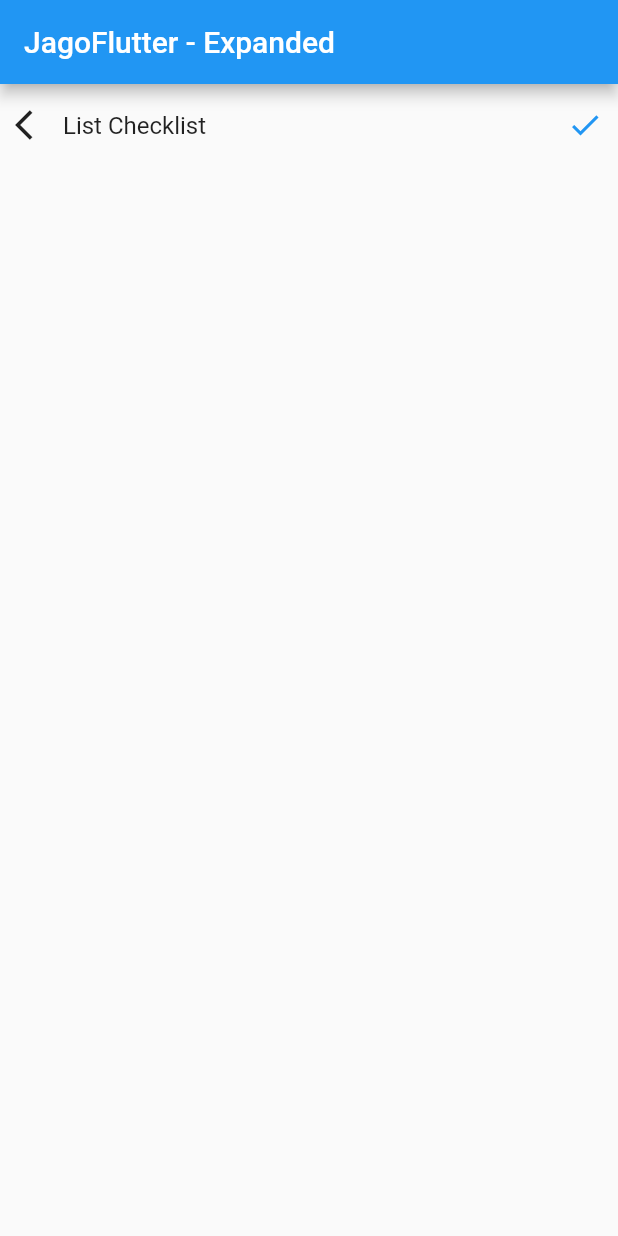
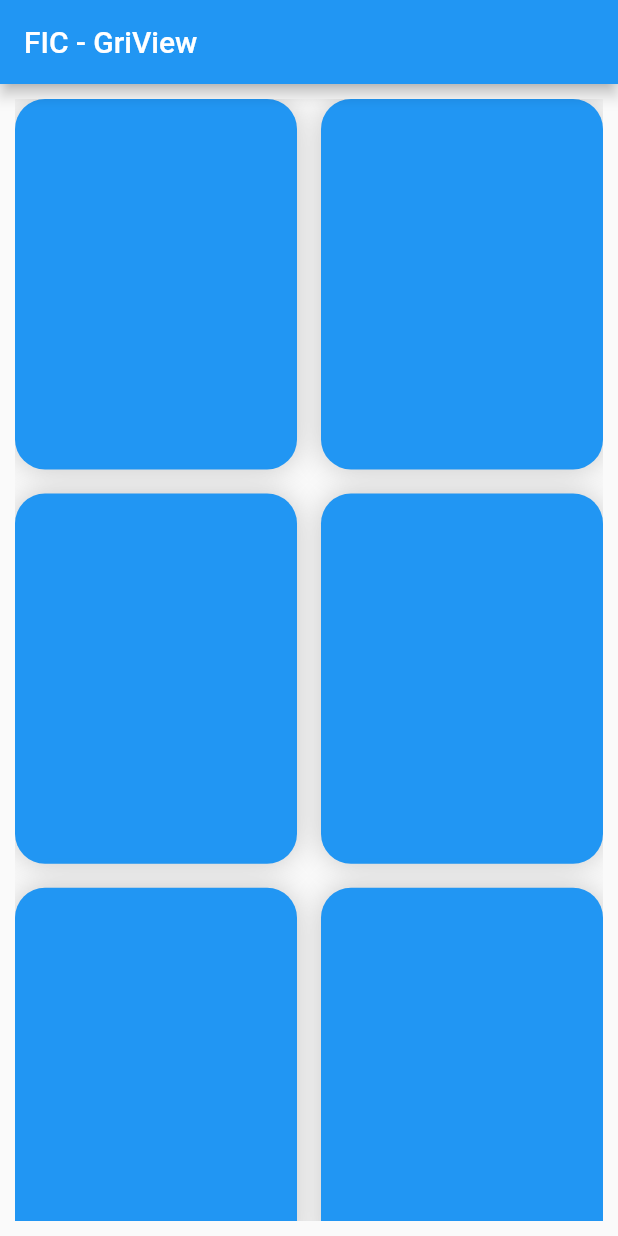
Before and after one commit to fesaworld/fic4_flutter_widgets_challenges, a Flutter app: the screen it shows after launch, on a phone screen of 412 x 824 dp. Run offline on Flutter 3.47's test engine with Material 2 defaults, Android fonts, the light colour scheme and no system bars.

Commit message:
basic widget - basic_layout - gridview_widget

```diff
--- a/lib/main.dart
+++ b/lib/main.dart
@@ -4,6 +4,7 @@
 import 'package:fic4_flutter_widgets_challenges/tugas/basic_layout/center_widget.dart';
 import 'package:fic4_flutter_widgets_challenges/tugas/basic_layout/column_widget.dart';
 import 'package:fic4_flutter_widgets_challenges/tugas/basic_layout/expanded_widget.dart';
+import 'package:fic4_flutter_widgets_challenges/tugas/basic_layout/gridview_widget.dart';
 import 'package:flutter/material.dart';
 
 void main() {
@@ -26,7 +27,8 @@
       // home: const AspectRatioWidget(),
       // home: const CenterWidget(),
       // home: const ColumnWidget(),
-      home: const ExpandedWidget(),
+      // home: const ExpandedWidget(),
+      home: const GridViewWidget(),
     );
   }
 }
--- /dev/null
+++ b/lib/tugas/basic_layout/gridview_widget.dart
@@ -0,0 +1,50 @@
+import 'package:flutter/material.dart';
+
+class GridViewWidget extends StatelessWidget {
+  const GridViewWidget({Key? key}) : super(key: key);
+
+  @override
+  Widget build(BuildContext context) {
+    return Scaffold(
+      appBar: AppBar(
+        title: const Text("FIC - GriView"),
+        actions: const [],
+      ),
+      body: Container(
+        padding: const EdgeInsets.all(10.0),
+        child: Column(
+          children: [
+            Expanded(
+              child: GridView.count(
+                crossAxisCount: 2,
+                childAspectRatio: 185 / 243,
+                mainAxisSpacing: 16,
+                crossAxisSpacing: 16,
+                children: [
+                  ...List.generate(
+                    6,
+                        (index) => Container(
+                      height: 300,
+                      width: double.infinity,
+                      decoration: BoxDecoration(
+                        color: Colors.blue,
+                        borderRadius: BorderRadius.circular(20),
+                        boxShadow: [
+                          BoxShadow(
+                            color: Colors.black.withOpacity(0.2),
+                            offset: Offset.zero,
+                            blurRadius: 15.0,
+                          )
+                        ],
+                      ),
+                    ),
+                  ),
+                ],
+              ),
+            ),
+          ],
+        ),
+      ),
+    );
+  }
+}
```
